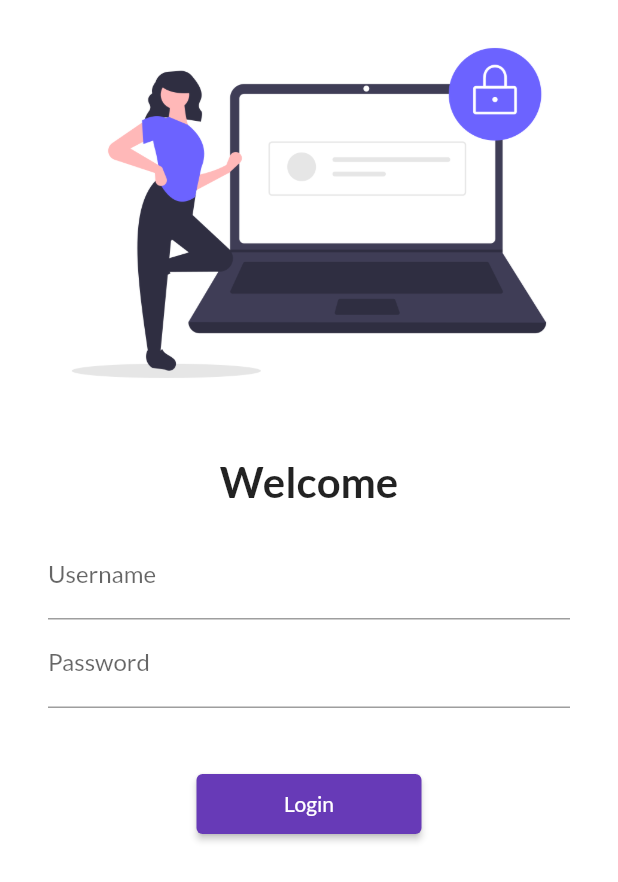
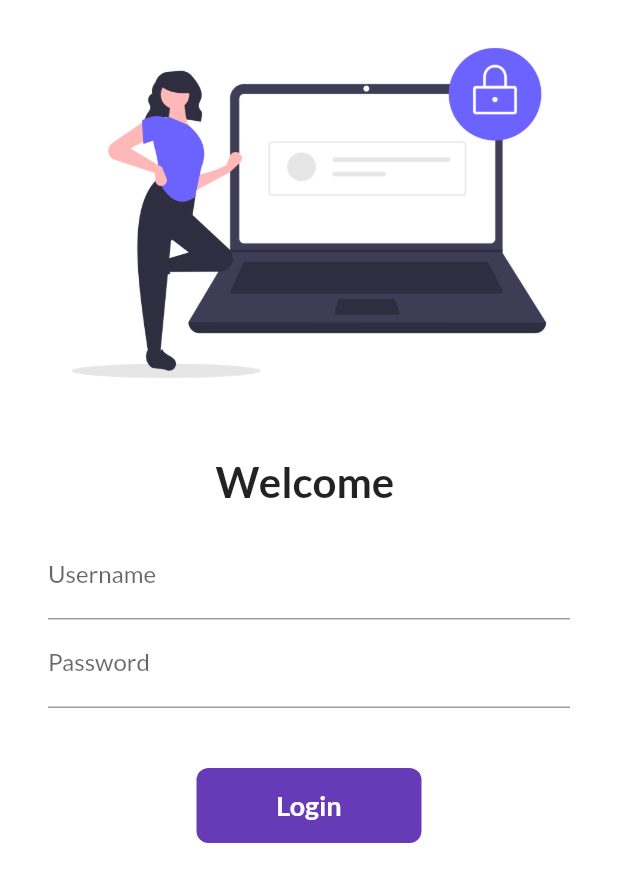
Before and after one commit to ka-png/30DaysOfFlutter, a Flutter app: the screen it shows after launch, on a phone screen of 412 x 824 dp. Shown: the top 882 px of the screen. Run offline on Flutter 3.47's test engine with Material 2 defaults, Android fonts, the phone set to English and light mode, and no system bars; our stand-ins replace google_fonts.

Commit message:
day6 completed

```diff
--- a/lib/pages/login_page.dart
+++ b/lib/pages/login_page.dart
@@ -1,8 +1,17 @@
 import 'package:flutter/material.dart';
 import 'package:flutter_catalog/utils/routes.dart';
 
-class LoginPage extends StatelessWidget {
+class LoginPage extends StatefulWidget {
   const LoginPage({super.key});
+
+  @override
+  State<LoginPage> createState() => _LoginPageState();
+}
+
+class _LoginPageState extends State<LoginPage> {
+  String name = "";
+  bool changeButton = false;
+
   @override
   Widget build(BuildContext context) {
     return Material(
@@ -18,7 +27,7 @@ class LoginPage extends StatelessWidget {
               height: 20.0,
             ),
             Text(
-              "Welcome",
+              "Welcome $name",
               style: TextStyle(
                 fontSize: 28,
                 fontWeight: FontWeight.bold,
@@ -34,6 +43,10 @@ class LoginPage extends StatelessWidget {
                       hintText: "Enter username",
                       labelText: "Username",
                     ),
+                    onChanged: (value) {
+                      name = value;
+                      setState(() {});
+                    },
                   ),
                   TextFormField(
                     obscureText: true,
@@ -45,13 +58,50 @@ class LoginPage extends StatelessWidget {
                   SizedBox(
                     height: 40.0,
                   ),
-                  ElevatedButton(
-                    child: Text("Login"),
-                    style: TextButton.styleFrom(minimumSize: Size(150, 40)),
-                    onPressed: () {
+                  InkWell(
+                    onTap: () async {
+                      setState(() {
+                        changeButton = true;
+                      });
+
+                      await Future.delayed(Duration(seconds: 1));
                       Navigator.pushNamed(context, MyRoutes.homeRoute);
                     },
-                  )
+                    child: AnimatedContainer(
+                      duration: Duration(seconds: 1),
+                      width: changeButton ? 50 : 150,
+                      height: 50,
+                      alignment: Alignment.center,
+                      child: changeButton
+                          ? Icon(
+                              Icons.done,
+                              color: Colors.white,
+                            )
+                          : Text(
+                              "Login",
+                              style: TextStyle(
+                                color: Colors.white,
+                                fontWeight: FontWeight.bold,
+                                fontSize: 18,
+                              ),
+                            ),
+                      decoration: BoxDecoration(
+                        color: Colors.deepPurple,
+                        // shape:
+                        //     changeButton ? BoxShape.circle : BoxShape.rectangle,
+                        borderRadius:
+                            BorderRadius.circular(changeButton ? 50 : 8),
+                      ),
+                    ),
+                  ),
+
+                  // ElevatedButton(
+                  //   child: Text("Login"),
+                  //   style: TextButton.styleFrom(minimumSize: Size(150, 40)),
+                  //   onPressed: () {
+                  //     Navigator.pushNamed(context, MyRoutes.homeRoute);
+                  //   },
+                  // )
                 ],
               ),
             )
```
